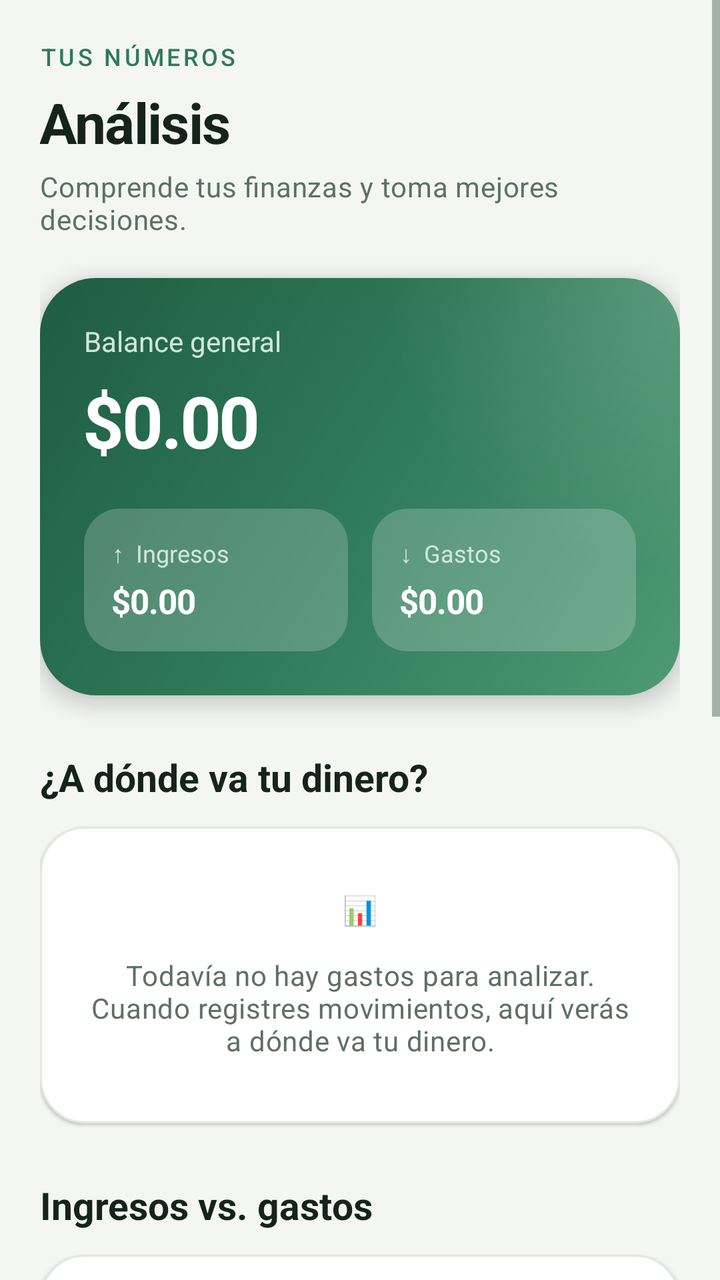
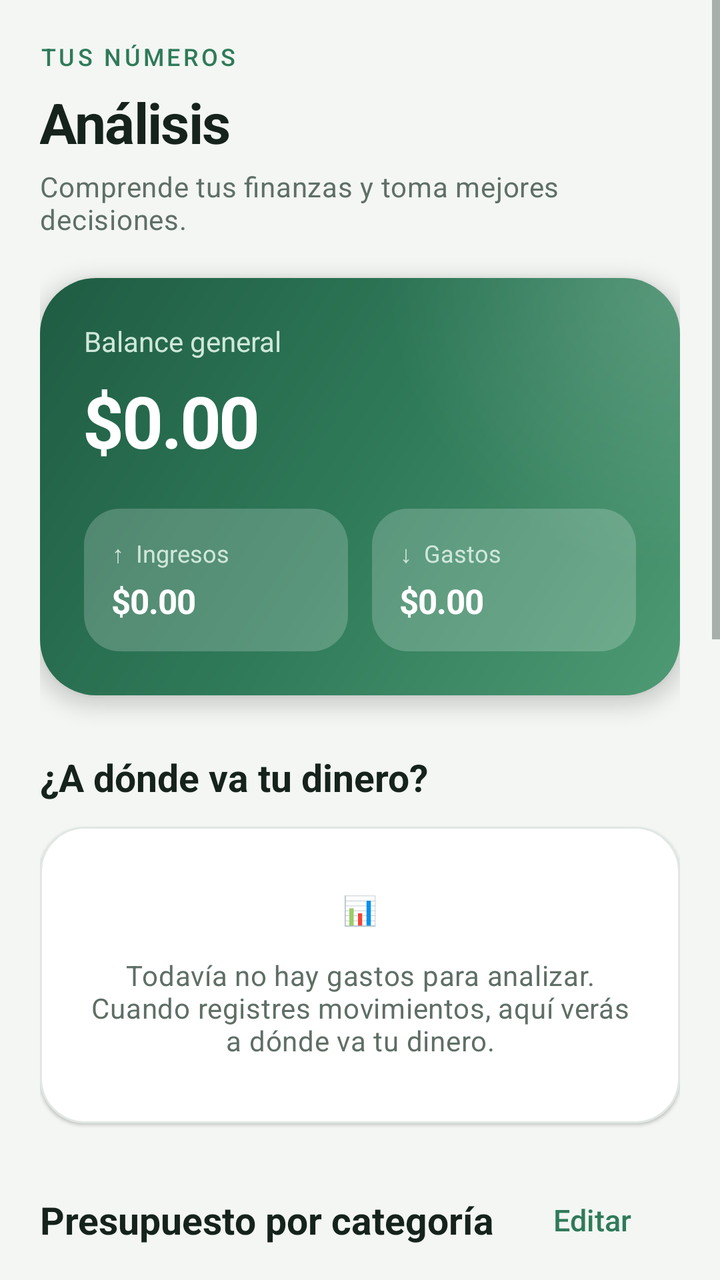

The first picture is an Android layout as it rendered before a commit; the second is the same layout after the commit. The layout source and the unified diff follow.
<!-- AndroidManifest.xml: application theme Theme.Gamora -->
<!-- res/layout/fragment_analytics.xml -->
<?xml version="1.0" encoding="utf-8"?>
<ScrollView xmlns:android="http://schemas.android.com/apk/res/android"
    android:layout_width="match_parent"
    android:layout_height="match_parent"
    android:background="@color/gamora_background"
    android:clipToPadding="false"
    android:fillViewport="true">

    <LinearLayout
        android:layout_width="match_parent"
        android:layout_height="wrap_content"
        android:orientation="vertical"
        android:paddingStart="20dp"
        android:paddingTop="20dp"
        android:paddingEnd="20dp"
        android:paddingBottom="96dp">

        <TextView
            android:layout_width="wrap_content"
            android:layout_height="wrap_content"
            android:text="Tus números"
            android:textAppearance="@style/TextAppearance.Gamora.Overline" />

        <TextView
            android:layout_width="match_parent"
            android:layout_height="wrap_content"
            android:layout_marginTop="6dp"
            android:text="Análisis"
            android:textAppearance="@style/TextAppearance.Gamora.Headline" />

        <TextView
            android:layout_width="match_parent"
            android:layout_height="wrap_content"
            android:layout_marginTop="4dp"
            android:text="Comprende tus finanzas y toma mejores decisiones."
            android:textAppearance="@style/TextAppearance.Gamora.Body" />

        
        <LinearLayout
            style="@style/Gamora.Hero"
            android:layout_width="match_parent"
            android:layout_height="wrap_content"
            android:layout_marginTop="20dp"
            android:orientation="vertical">

            <TextView
                android:layout_width="wrap_content"
                android:layout_height="wrap_content"
                android:text="Balance general"
                android:textColor="@color/gamora_on_hero_secondary"
                android:textSize="14sp" />

            <TextView
                android:id="@+id/txtAnalyticsBalance"
                android:layout_width="match_parent"
                android:layout_height="wrap_content"
                android:layout_marginTop="6dp"
                android:text="$0.00"
                android:textAppearance="@style/TextAppearance.Gamora.Amount" />

            <LinearLayout
                android:layout_width="match_parent"
                android:layout_height="wrap_content"
                android:layout_marginTop="20dp"
                android:orientation="horizontal">

                <LinearLayout
                    android:layout_width="0dp"
                    android:layout_height="wrap_content"
                    android:layout_marginEnd="6dp"
                    android:layout_weight="1"
                    android:background="@drawable/bg_dashboard_expense"
                    android:orientation="vertical"
                    android:padding="14dp">

                    <TextView
                        android:layout_width="wrap_content"
                        android:layout_height="wrap_content"
                        android:text="↑  Ingresos"
                        android:textColor="@color/gamora_on_hero_secondary"
                        android:textSize="12sp" />

                    <TextView
                        android:id="@+id/txtAnalyticsIncome"
                        android:layout_width="match_parent"
                        android:layout_height="wrap_content"
                        android:layout_marginTop="4dp"
                        android:maxLines="1"
                        android:text="$0.00"
                        android:textAppearance="@style/TextAppearance.Gamora.AmountSmall"
                        android:textColor="@color/gamora_on_hero"
                        android:textSize="17sp" />
                </LinearLayout>

                <LinearLayout
                    android:layout_width="0dp"
                    android:layout_height="wrap_content"
                    android:layout_marginStart="6dp"
                    android:layout_weight="1"
                    android:background="@drawable/bg_dashboard_expense"
                    android:orientation="vertical"
                    android:padding="14dp">

                    <TextView
                        android:layout_width="wrap_content"
                        android:layout_height="wrap_content"
                        android:text="↓  Gastos"
                        android:textColor="@color/gamora_on_hero_secondary"
                        android:textSize="12sp" />

                    <TextView
                        android:id="@+id/txtAnalyticsExpenses"
                        android:layout_width="match_parent"
                        android:layout_height="wrap_content"
                        android:layout_marginTop="4dp"
                        android:maxLines="1"
                        android:text="$0.00"
                        android:textAppearance="@style/TextAppearance.Gamora.AmountSmall"
                        android:textColor="@color/gamora_on_hero"
                        android:textSize="17sp" />
                </LinearLayout>
            </LinearLayout>
        </LinearLayout>

        
        <TextView
            android:layout_width="match_parent"
            android:layout_height="wrap_content"
            android:layout_marginTop="28dp"
            android:text="¿A dónde va tu dinero?"
            android:textAppearance="@style/TextAppearance.Gamora.Title" />

        <LinearLayout
            style="@style/Gamora.Card"
            android:layout_width="match_parent"
            android:layout_height="wrap_content"
            android:layout_marginTop="12dp"
            android:orientation="vertical"
            android:padding="20dp">

            <com.gamora.feature.analytics.DonaView
                android:id="@+id/graficaGastos"
                android:layout_width="match_parent"
                android:layout_height="200dp"
                android:layout_marginBottom="12dp"
                android:visibility="gone" />

            <LinearLayout
                android:id="@+id/layoutExpenseCategories"
                android:layout_width="match_parent"
                android:layout_height="wrap_content"
                android:orientation="vertical">

                <TextView
                    android:id="@+id/txtEmptyAnalytics"
                    android:layout_width="match_parent"
                    android:layout_height="wrap_content"
                    android:gravity="center"
                    android:paddingVertical="12dp"
                    android:text="📊\n\nTodavía no hay gastos para analizar.\nCuando registres movimientos, aquí verás a dónde va tu dinero."
                    android:textAppearance="@style/TextAppearance.Gamora.Body" />
            </LinearLayout>
        </LinearLayout>

        
        <TextView
            android:layout_width="match_parent"
            android:layout_height="wrap_content"
            android:layout_marginTop="28dp"
            android:text="Ingresos vs. gastos"
            android:textAppearance="@style/TextAppearance.Gamora.Title" />

        <LinearLayout
            style="@style/Gamora.Card"
            android:layout_width="match_parent"
            android:layout_height="wrap_content"
            android:layout_marginTop="12dp"
            android:orientation="vertical"
            android:padding="20dp">

            <LinearLayout
                android:layout_width="match_parent"
                android:layout_height="wrap_content"
                android:gravity="center_vertical"
                android:orientation="horizontal">

                <TextView
                    android:layout_width="0dp"
                    android:layout_height="wrap_content"
                    android:layout_weight="1"
                    android:text="Últimos 6 meses"
                    android:textAppearance="@style/TextAppearance.Gamora.Caption" />

                <TextView
                    android:layout_width="wrap_content"
                    android:layout_height="wrap_content"
                    android:text="● Ingresos"
                    android:textColor="@color/gamora_income"
                    android:textSize="12sp" />

                <TextView
                    android:layout_width="wrap_content"
                    android:layout_height="wrap_content"
                    android:layout_marginStart="12dp"
                    android:text="● Gastos"
                    android:textColor="@color/gamora_expense"
                    android:textSize="12sp" />
            </LinearLayout>

            <com.gamora.feature.analytics.BarrasMensualesView
                android:id="@+id/graficaMeses"
                android:layout_width="match_parent"
                android:layout_height="180dp"
                android:layout_marginTop="16dp" />
        </LinearLayout>

        
        <LinearLayout
            android:layout_width="match_parent"
            android:layout_height="wrap_content"
            android:layout_marginTop="28dp"
            android:gravity="center_vertical"
            android:orientation="horizontal">

            <ImageView
                android:layout_width="22dp"
                android:layout_height="22dp"
                android:layout_marginEnd="8dp"
                android:importantForAccessibility="no"
                android:src="@drawable/ic_sparkle"
                android:tint="@color/gamora_accent" />

            <TextView
                android:layout_width="match_parent"
                android:layout_height="wrap_content"
                android:text="Consejos para ti"
                android:textAppearance="@style/TextAppearance.Gamora.Title" />
        </LinearLayout>

        <TextView
            android:id="@+id/txtConsejos"
            style="@style/Gamora.Card"
            android:layout_width="match_parent"
            android:layout_height="wrap_content"
            android:layout_marginTop="12dp"
            android:lineSpacingExtra="5dp"
            android:padding="20dp"
            android:text="Registra tus movimientos para que Gamora pueda identificar patrones de gasto y darte recomendaciones."
            android:textColor="@color/gamora_text_primary"
            android:textSize="14sp" />

    </LinearLayout>
</ScrollView>
<!-- resources referenced by this layout -->
<resources>
  <color name="gamora_accent">#2F7A59</color>
  <color name="gamora_background">#F3F6F3</color>
  <color name="gamora_expense">#C9493F</color>
  <color name="gamora_income">#23875B</color>
  <color name="gamora_on_hero">#FFFFFF</color>
  <color name="gamora_on_hero_secondary">#CFE7DA</color>
  <color name="gamora_text_primary">#15231C</color>
  <!-- drawable bg_dashboard_expense (drawable) -->
  <?xml version="1.0" encoding="utf-8"?>
  <shape xmlns:android="http://schemas.android.com/apk/res/android">
      <solid android:color="@color/gamora_hero_chip" />
      <corners android:radius="18dp" />
  </shape>
  <style name="Gamora.Card" parent="">
          <item name="android:background">@drawable/bg_dashboard_card</item>
          <item name="android:padding">18dp</item>
          <item name="android:elevation">1dp</item>
      </style>
  <style name="Gamora.Hero" parent="">
          <item name="android:background">@drawable/bg_dashboard_balance</item>
          <item name="android:padding">22dp</item>
          <item name="android:elevation">6dp</item>
      </style>
  <style name="TextAppearance.Gamora.AmountSmall" parent="TextAppearance.Material3.TitleLarge">
          <item name="android:textSize">20sp</item>
          <item name="android:fontFamily">sans-serif</item>
          <item name="android:textStyle">bold</item>
          <item name="android:letterSpacing">-0.02</item>
      </style>
  <style name="TextAppearance.Gamora.Body" parent="TextAppearance.Material3.BodyMedium">
          <item name="android:textSize">14sp</item>
          <item name="android:textColor">@color/gamora_text_secondary</item>
          <item name="android:lineSpacingExtra">3dp</item>
      </style>
  <style name="TextAppearance.Gamora.Caption" parent="TextAppearance.Material3.BodySmall">
          <item name="android:textSize">12sp</item>
          <item name="android:textColor">@color/gamora_text_secondary</item>
      </style>
  <style name="TextAppearance.Gamora.Title" parent="TextAppearance.Material3.TitleLarge">
          <item name="android:textSize">19sp</item>
          <item name="android:fontFamily">sans-serif-medium</item>
          <item name="android:textStyle">bold</item>
          <item name="android:textColor">@color/gamora_text_primary</item>
      </style>
  <style name="Theme.Gamora" parent="Base.Theme.Gamora" />
  <color name="gamora_hero_chip">#33FFFFFF</color>
  <!-- drawable bg_dashboard_card (drawable) -->
  <?xml version="1.0" encoding="utf-8"?>
  <shape xmlns:android="http://schemas.android.com/apk/res/android">
      <solid android:color="@color/gamora_surface" />
      <stroke
          android:width="1dp"
          android:color="@color/gamora_border" />
      <corners android:radius="22dp" />
  </shape>
  <color name="gamora_text_secondary">#5F6F66</color>
  <color name="gamora_surface">#FFFFFF</color>
  <color name="gamora_border">#E1E8E3</color>
  <color name="gamora_hero_start">#1F5C43</color>
  <color name="gamora_hero_center">#2F7A59</color>
  <color name="gamora_hero_end">#4E9A74</color>
  <color name="gamora_on_accent">#FFFFFF</color>
  <color name="gamora_accent_light">#DDEFE5</color>
  <color name="gamora_surface_variant">#EAF0EB</color>
  <style name="ShapeAppearance.Gamora.Small" parent="ShapeAppearance.Material3.SmallComponent">
          <item name="cornerSize">14dp</item>
      </style>
  <style name="ShapeAppearance.Gamora.Medium" parent="ShapeAppearance.Material3.MediumComponent">
          <item name="cornerSize">20dp</item>
      </style>
  <style name="ShapeAppearance.Gamora.Large" parent="ShapeAppearance.Material3.LargeComponent">
          <item name="cornerSize">28dp</item>
      </style>
  <style name="Widget.Gamora.Button.Text" parent="Widget.Material3.Button.TextButton">
          <item name="android:textAllCaps">false</item>
          <item name="android:fontFamily">sans-serif-medium</item>
          <item name="android:textColor">@color/gamora_accent</item>
      </style>
  <!-- unchanged entries left out for length: 11 -->
</resources>

<!-- the commit's change to res/layout/fragment_analytics.xml (unified diff, before → after) -->
@@ -1,5 +1,6 @@
 <?xml version="1.0" encoding="utf-8"?>
 <ScrollView xmlns:android="http://schemas.android.com/apk/res/android"
+    xmlns:app="http://schemas.android.com/apk/res-auto"
     android:layout_width="match_parent"
     android:layout_height="match_parent"
     android:background="@color/gamora_background"
@@ -163,6 +164,46 @@
         </LinearLayout>
 
         
+        <LinearLayout
+            android:layout_width="match_parent"
+            android:layout_height="wrap_content"
+            android:layout_marginTop="28dp"
+            android:gravity="center_vertical"
+            android:orientation="horizontal">
+
+            <TextView
+                android:layout_width="0dp"
+                android:layout_height="wrap_content"
+                android:layout_weight="1"
+                android:text="Presupuesto por categoría"
+                android:textAppearance="@style/TextAppearance.Gamora.Title" />
+
+            <com.google.android.material.button.MaterialButton
+                android:id="@+id/btnEditarPresupuestos"
+                style="@style/Widget.Gamora.Button.Text"
+                android:layout_width="wrap_content"
+                android:layout_height="wrap_content"
+                android:minHeight="40dp"
+                android:text="Editar" />
+        </LinearLayout>
+
+        <TextView
+            android:id="@+id/txtPeriodoPresupuesto"
+            android:layout_width="match_parent"
+            android:layout_height="wrap_content"
+            android:layout_marginTop="2dp"
+            android:textAppearance="@style/TextAppearance.Gamora.Caption" />
+
+        <LinearLayout
+            android:id="@+id/layoutPresupuestos"
+            style="@style/Gamora.Card"
+            android:layout_width="match_parent"
+            android:layout_height="wrap_content"
+            android:layout_marginTop="12dp"
+            android:orientation="vertical"
+            android:padding="20dp" />
+
+        
         <TextView
             android:layout_width="match_parent"
             android:layout_height="wrap_content"
@@ -228,7 +269,7 @@
                 android:layout_marginEnd="8dp"
                 android:importantForAccessibility="no"
                 android:src="@drawable/ic_sparkle"
-                android:tint="@color/gamora_accent" />
+                app:tint="@color/gamora_accent" />
 
             <TextView
                 android:layout_width="match_parent"
